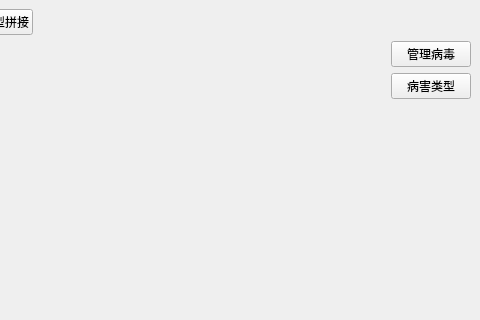
Before: the Qt Designer form mainwindow.ui in stone531/tiny-windows1, drawn with Qt 5; both pictures show x 320 to 800 and y 0 to 320 of the 800 by 490 pixel window.
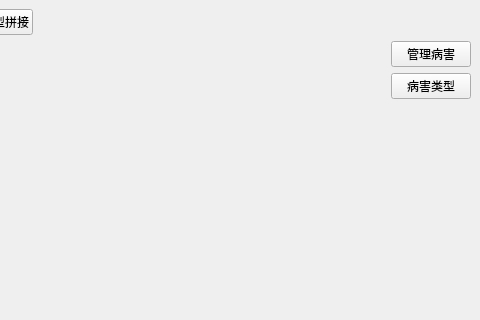
After: the same form once the commit is applied.

```diff
--- a/mainwindow.ui
+++ b/mainwindow.ui
@@ -85,7 +85,7 @@
         <item>
          <widget class="QPushButton" name="pushButton_4">
           <property name="text">
-           <string>管理病毒</string>
+           <string>管理病害</string>
           </property>
          </widget>
         </item>
```
Left out of the diff: 2 changed lines with no effect on the pictures.
